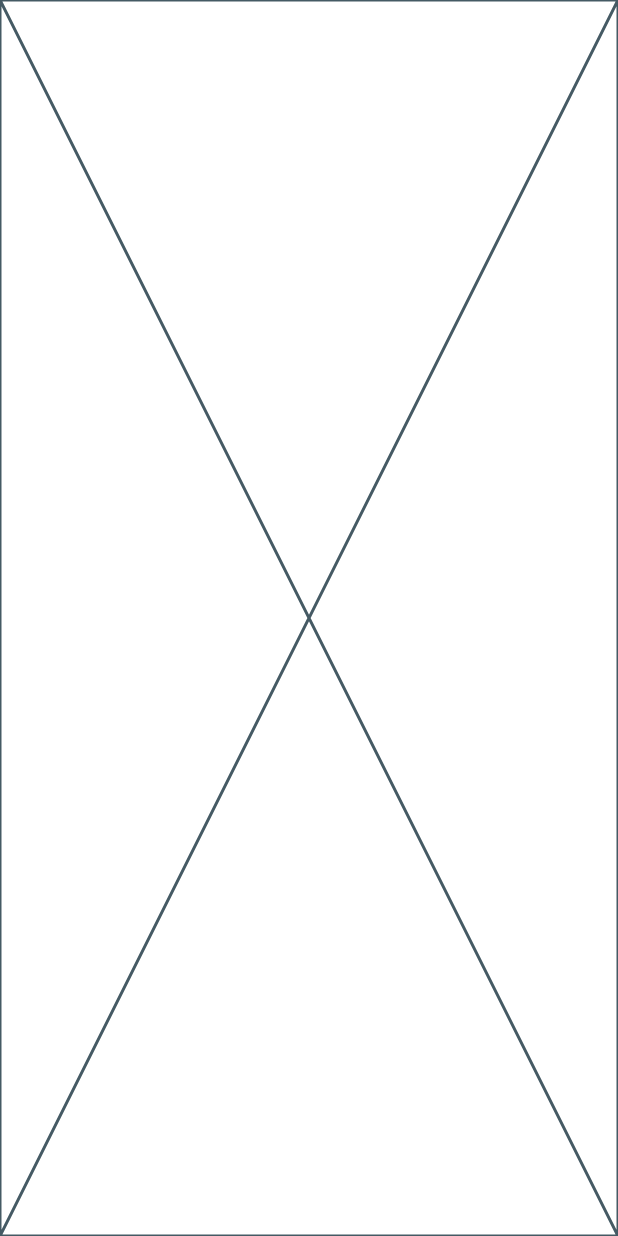
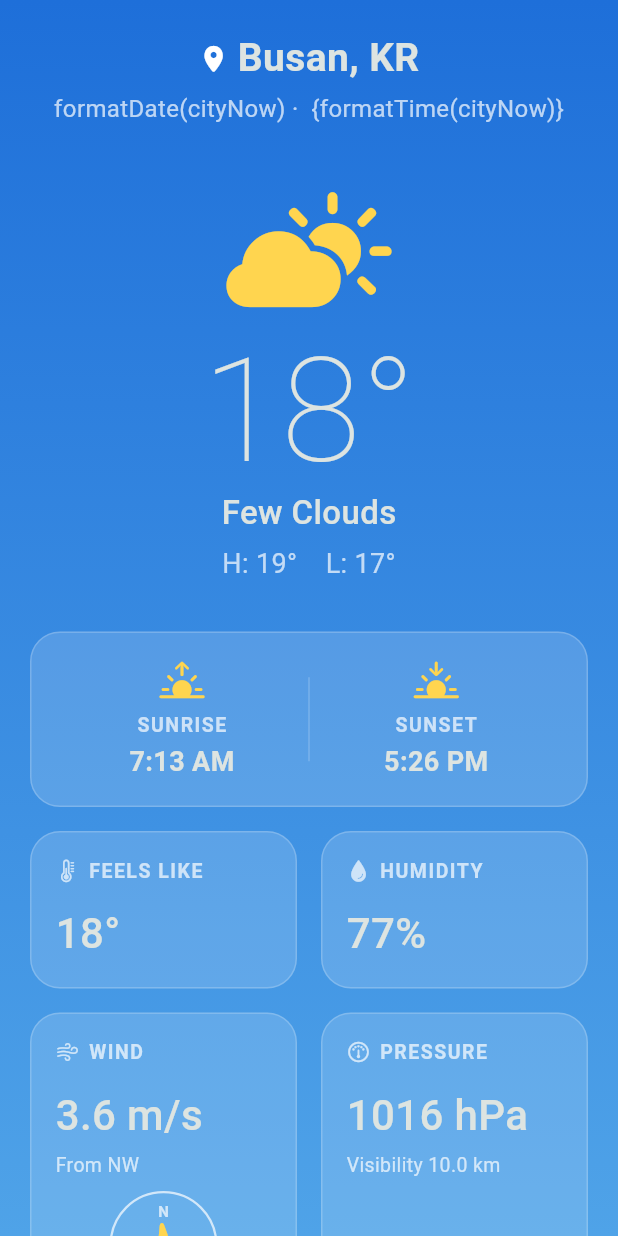
Before and after one commit to Rupeshd/weather_app, a Flutter app: the screen it shows after launch, on a phone screen of 412 x 824 dp. Run offline on Flutter 3.47's test engine with Material 3 defaults, Android fonts, the phone set to English and light mode, and no system bars.

Commit message:
added some files

```diff
--- /dev/null
+++ b/lib/data/sample_weather.dart
@@ -0,0 +1,26 @@
+import 'package:wether_app/models/weather_data.dart';
+
+
+
+/// Fake data so we can design the screen before we connect to the internet.
+/// (DateTime cannot be `const`, so this is `final`.)
+final WeatherData sampleWeather = WeatherData(
+ city: 'Busan',
+ country: 'KR',
+ conditionId: 801,
+ description: 'few clouds',
+ iconCode: '02d',
+ temperature: 18.4,
+ feelsLike: 17.9,
+ tempMin: 17.0,
+ tempMax: 19.2,
+ humidity: 77,
+ pressure: 1016,
+ visibility: 10000,
+ windSpeed: 3.6,
+ windDeg: 320,
+ sunrise: DateTime.utc(2026, 11, 22, 22, 13), // = 7:13 AM in Korea
+ sunset: DateTime.utc(2026, 11, 23, 8, 26), // = 5:26 PM in Korea
+ updatedAt: DateTime.now().toUtc(),
+ timezoneOffset: 32400, // +9 hours, in seconds
+);
--- a/lib/main.dart
+++ b/lib/main.dart
@@ -1,19 +1,24 @@
 import 'package:flutter/material.dart';
-
+import 'package:wether_app/data/sample_weather.dart';
+import 'package:wether_app/screens/weather_screen.dart';
 void main() {
-  runApp(const Weatherapp());
+ runApp(const WeatherApp());
 }
-
-class Weatherapp extends StatefulWidget {
-  const new({super.key});
-
-  @override
-  State<Weatherapp> createState() => _WeatherappState();
+class WeatherApp extends StatelessWidget {
+ const WeatherApp({super.key});
+ @override
+ Widget build(BuildContext context) {
+   return MaterialApp(
+     title: 'Weather',
+     debugShowCheckedModeBanner: false,
+     theme: ThemeData(
+       brightness: Brightness.dark,
+       colorSchemeSeed: Colors.teal,
+       useMaterial3: true,
+     ),
+     // Part 1: show the screen with fake data.
+     // Part 2: this becomes `const LoadingScreen()`.
+     home: WeatherScreen(weather: sampleWeather),
+   );
+ }
 }
-
-class _WeatherappState extends State<Weatherapp> {
-  @override
-  Widget build(BuildContext context) {
-    return const Placeholder();
-  }
-}
--- a/lib/models/weather_data.dart
+++ b/lib/models/weather_data.dart
@@ -0,0 +1,59 @@
+/// One snapshot of the current weather for a place.
+///
+/// Every field is `final`: once we have the data we never change it.
+/// To show new weather we simply create a new WeatherData object.
+class WeatherData {
+ const WeatherData({
+   required this.city,
+   required this.country,
+   required this.conditionId,
+   required this.description,
+  required this.iconCode,
+   required this.temperature,
+   required this.feelsLike,
+   required this.tempMin,
+   required this.tempMax,
+   required this.humidity,
+   required this.pressure,
+   required this.visibility,
+   required this.windSpeed,
+   required this.windDeg,
+   required this.sunrise,
+   required this.sunset,
+   required this.updatedAt,
+   required this.timezoneOffset,
+ });
+
+
+ final String city;
+ final String country;
+ final int conditionId; // e.g. 500 = light rain, 800 = clear sky
+ final String description; // e.g. "light rain"
+ final String iconCode; // e.g. "10d" (d = day, n = night)
+ final double temperature; // °C
+ final double feelsLike; // °C
+ final double tempMin; // °C
+ final double tempMax; // °C
+ final int humidity; // %
+ final int pressure; // hPa
+ final int visibility; // metres
+ final double windSpeed; // m/s
+ final int windDeg; // direction the wind comes FROM, 0 = north
+ final DateTime sunrise; // UTC
+ final DateTime sunset; // UTC
+  final DateTime updatedAt; // UTC
+ final int timezoneOffset; // seconds from UTC, e.g. 32400 for Korea (+9h)
+
+
+ // Step 4 adds:  factory WeatherData.fromJson(Map<String, dynamic> json)
+
+
+ /// Converts a UTC time to the clock time *in this city*
+ /// (not in the phone's time zone).
+ DateTime toCityTime(DateTime utcTime) =>
+     utcTime.toUtc().add(Duration(seconds: timezoneOffset));
+
+
+ /// The OpenWeather icon code ends with "d" in daytime and "n" at night.
+ bool get isDay => iconCode.endsWith('d');
+}
--- a/lib/screens/weather_screen.dart
+++ b/lib/screens/weather_screen.dart
@@ -0,0 +1,86 @@
+import 'package:flutter/cupertino.dart';
+import 'package:flutter/material.dart';
+import 'package:wether_app/models/weather_data.dart';
+import 'package:wether_app/utilities/constants.dart';
+import 'package:wether_app/utilities/formatters.dart';
+import 'package:wether_app/widgets/current_weather_header.dart';
+import 'package:wether_app/widgets/gradient_background.dart';
+import 'package:wether_app/widgets/info_tile.dart';
+import 'package:wether_app/widgets/sun_times_card.dart';
+import 'package:wether_app/widgets/wind_compass.dart';
+// Checkpoint version: shows the data it receives.
+// Part 3 adds: colours by weather, refresh, search and error messages.
+class WeatherScreen extends StatelessWidget {
+ const WeatherScreen({super.key, required this.weather});
+ final WeatherData weather;
+ @override
+ Widget build(BuildContext context) {
+   final WeatherData w = weather;
+   return Scaffold(
+     body: GradientBackground(
+       colors: const [Color(0xFF1E6FD9), Color(0xFF4FA3E8)],
+       child: SafeArea(
+         child: ListView(
+           padding: const EdgeInsets.all(kScreenPadding),
+           children: [
+             CurrentWeatherHeader(weather: w),
+             const SizedBox(height: 32.0),
+             SunTimesCard(
+               sunrise: w.toCityTime(w.sunrise),
+               sunset: w.toCityTime(w.sunset),
+             ),
+             const SizedBox(height: kGap),
+             _TileRow(
+               left: InfoTile(
+                 icon: CupertinoIcons.thermometer,
+                 label: 'Feels like',
+                 value: '${w.feelsLike.round()}°',
+               ),
+               right: InfoTile(
+                 icon: CupertinoIcons.drop_fill,
+                 label: 'Humidity',
+                 value: '${w.humidity}%',
+               ),
+             ),
+             const SizedBox(height: kGap),
+             _TileRow(
+               left: InfoTile(
+                 icon: CupertinoIcons.wind,
+                 label: 'Wind',
+                 value: '${w.windSpeed.toStringAsFixed(1)} m/s',
+                 caption: 'From ${compassDirection(w.windDeg)}',
+                 trailing: WindCompass(degrees: w.windDeg),
+               ),
+               right: InfoTile(
+                 icon: CupertinoIcons.gauge,
+                 label: 'Pressure',
+                 value: '${w.pressure} hPa',
+                 caption: 'Visibility ${(w.visibility / 1000).toStringAsFixed(1)} km',
+               ),
+             ),
+              ],
+         ),
+       ),
+     ),
+   );
+ }
+}
+/// Two tiles side by side with the same height.
+class _TileRow extends StatelessWidget {
+ const _TileRow({required this.left, required this.right});
+ final Widget left;
+ final Widget right;
+ @override
+ Widget build(BuildContext context) {
+   return IntrinsicHeight(
+     child: Row(
+       crossAxisAlignment: CrossAxisAlignment.stretch,
+       children: [
+         Expanded(child: left),
+         const SizedBox(width: kGap),
+         Expanded(child: right),
+       ],
+     ),
+   );
+ }
+}
--- /dev/null
+++ b/lib/utilities/constants.dart
@@ -0,0 +1,51 @@
+import 'package:flutter/material.dart';
+
+
+// Shared styles, just like `data.dart` in the BMI Calculator project.
+
+
+const Color kCardColor = Color(0x26FFFFFF); // white at 15% opacity ("glass")
+const Color kSecondaryTextColor = Color(0xB3FFFFFF); // white at 70% opacity
+const Color kSunColor = Color(0xFFFFD54F);
+const double kCardRadius = 20.0;
+const double kScreenPadding = 20.0;
+const double kGap = 16.0;
+
+
+const TextStyle kCityTextStyle = TextStyle(
+ fontSize: 26.0,
+ fontWeight: FontWeight.bold,
+);
+
+
+const TextStyle kTemperatureTextStyle = TextStyle(
+ fontSize: 96.0,
+ fontWeight: FontWeight.w200,
+ height: 1.0,
+);
+
+
+const TextStyle kDescriptionTextStyle = TextStyle(
+ fontSize: 22.0,
+ fontWeight: FontWeight.w500,
+);
+
+
+const TextStyle kSubtitleTextStyle = TextStyle(
+ fontSize: 16.0,
+  color: kSecondaryTextColor,
+);
+
+
+const TextStyle kCardLabelStyle = TextStyle(
+ fontSize: 13.0,
+ fontWeight: FontWeight.w600,
+ letterSpacing: 1.0,
+ color: kSecondaryTextColor,
+);
+
+
+const TextStyle kCardValueStyle = TextStyle(
+ fontSize: 28.0,
+ fontWeight: FontWeight.w500,
+);
--- /dev/null
+++ b/lib/utilities/formatters.dart
@@ -0,0 +1,33 @@
+// Small helper functions that turn raw values into text for the UI.
+// They are plain Dart (no Flutter), so they are easy to unit-test.
+/// "light rain" -> "Light Rain". Safe for empty strings.
+String capitalizeWords(String text) {
+ return text
+     .split(' ')
+     .where((word) => word.isNotEmpty)
+     .map((word) => word[0].toUpperCase() + word.substring(1).toLowerCase())
+     .join(' ');
+}
+/// 17:05 -> "5:05 PM", 0:30 -> "12:30 AM".
+String formatTime(DateTime time) {
+ final int hour = time.hour % 12 == 0 ? 12 : time.hour % 12;
+ final String minute = time.minute.toString().padLeft(2, '0');
+ final String period = time.hour < 12 ? 'AM' : 'PM';
+ return '$hour:$minute $period';
+}
+const List<String> _weekdays = ['Mon', 'Tue', 'Wed', 'Thu', 'Fri', 'Sat', 'Sun'];
+const List<String> _months = [
+ 'Jan', 'Feb', 'Mar', 'Apr', 'May', 'Jun',
+ 'Jul', 'Aug', 'Sep', 'Oct', 'Nov', 'Dec',
+];
+/// -> "Mon, 23 Nov"
+String formatDate(DateTime date) {
+ // DateTime.weekday is 1 (Monday) ... 7 (Sunday); month is 1 ... 12.
+ return '${_weekdays[date.weekday - 1]}, ${date.day} ${_months[date.month - 1]}';
+}
+/// Wind degrees (0-360) -> compass point, e.g. 315 -> "NW".
+String compassDirection(int degrees) {
+ const List<String> points = ['N', 'NE', 'E', 'SE', 'S', 'SW', 'W', 'NW'];
+ final int index = ((degrees % 360) / 45).round() % 8;
+ return points[index];
+}
--- /dev/null
+++ b/lib/widgets/current_weather_header.dart
@@ -0,0 +1,55 @@
+import 'package:flutter/cupertino.dart';
+import 'package:flutter/material.dart';
+import 'package:wether_app/models/weather_data.dart';
+import 'package:wether_app/utilities/constants.dart';
+import 'package:wether_app/utilities/formatters.dart';
+/// The top of the screen: city, date, big icon, temperature, description, H/L.
+class CurrentWeatherHeader extends StatelessWidget {
+ const CurrentWeatherHeader({super.key, required this.weather});
+ final WeatherData weather;
+ @override
+ Widget build(BuildContext context) {
+   final String place = weather.country.isEmpty
+       ? weather.city
+       : '${weather.city}, ${weather.country}';
+   final DateTime cityNow = weather.toCityTime(DateTime.now().toUtc());
+   return Column(
+     children: [
+       Row(
+         mainAxisAlignment: MainAxisAlignment.center,
+         children: [
+           const Icon(CupertinoIcons.location_solid, size: 20.0),
+           const SizedBox(width: 6.0),
+           Flexible(
+             child: Text(
+               place,
+               style: kCityTextStyle,
+               overflow: TextOverflow.ellipsis,
+               ),
+           ),
+         ],
+       ),
+       const SizedBox(height: 4.0),
+       Text(
+         'formatDate(cityNow) ·  {formatTime(cityNow)}',
+         style: kSubtitleTextStyle,
+       ),
+       const SizedBox(height: 24.0),
+       Icon(
+         CupertinoIcons.cloud_sun_fill, // Step 6 picks the icon from weather.iconCode
+         size: 110.0,
+         color: weather.isDay ? kSunColor : Colors.white,
+       ),
+       const SizedBox(height: 8.0),
+       Text('${weather.temperature.round()}°', style: kTemperatureTextStyle),
+       const SizedBox(height: 4.0),
+       Text(capitalizeWords(weather.description), style: kDescriptionTextStyle),
+       const SizedBox(height: 6.0),
+       Text(
+         'H: ${weather.tempMax.round()}°    L: ${weather.tempMin.round()}°',
+         style: kSubtitleTextStyle.copyWith(fontSize: 18.0),
+       ),
+     ],
+   );
+ }
+}
--- /dev/null
+++ b/lib/widgets/glass_card.dart
@@ -0,0 +1,19 @@
+import 'package:flutter/material.dart';
+import 'package:wether_app/utilities/constants.dart';
+/// A rounded, see-through card. Same idea as Container in the BMI Calculator.
+class GlassCard extends StatelessWidget {
+ const GlassCard({super.key, required this.child});
+ final Widget child;
+ @override
+ Widget build(BuildContext context) {
+   return Container(
+     padding: const EdgeInsets.all(16.0),
+     decoration: BoxDecoration(
+       color: kCardColor,
+       borderRadius: BorderRadius.circular(kCardRadius),
+       border: Border.all(color: const Color(0x33FFFFFF)),
+     ),
+     child: child,
+   );
+ }
+}
--- /dev/null
+++ b/lib/widgets/gradient_background.dart
@@ -0,0 +1,22 @@
+import 'package:flutter/material.dart';
+/// Fills the screen with a top-to-bottom gradient.
+/// When [colors] change, the background fades smoothly to the new colours.
+class GradientBackground extends StatelessWidget {
+ const GradientBackground({super.key, required this.colors, required this.child});
+ final List<Color> colors;
+ final Widget child;
+ @override
+ Widget build(BuildContext context) {
+   return AnimatedContainer(
+     duration: const Duration(milliseconds: 800),
+     decoration: BoxDecoration(
+       gradient: LinearGradient(
+         begin: Alignment.topCenter,
+         end: Alignment.bottomCenter,
+         colors: colors,
+       ),
+     ),
+     child: child,
+   );
+ }
+}
--- /dev/null
+++ b/lib/widgets/info_tile.dart
@@ -0,0 +1,55 @@
+import 'package:flutter/material.dart';
+import 'package:wether_app/utilities/constants.dart';
+import 'package:wether_app/widgets/glass_card.dart';
+/// A small card: icon + LABEL on top, a big value, and an
+/// ///
+///   🌡 FEELS LIKE
+///   18°
+///   Wind makes it feel colder
+class InfoTile extends StatelessWidget {
+ const InfoTile({
+   super.key,
+   required this.icon,
+   required this.label,
+   required this.value,
+   this.caption,
+   this.trailing,
+ });
+ final IconData icon;
+ final String label;
+ final String value;
+ final String? caption; // optional
+ final Widget? trailing; // optional extra widget, e.g. a compass
+ @override
+ Widget build(BuildContext context) {
+   return GlassCard(
+     child: Column(
+       crossAxisAlignment: CrossAxisAlignment.start,
+       children: [
+         Row(
+           children: [
+             Icon(icon, size: 16.0, color: kSecondaryTextColor),
+             const SizedBox(width: 6.0),
+             Text(label.toUpperCase(), style: kCardLabelStyle),
+           ],
+         ),
+         const SizedBox(height: 12.0),
+         // FittedBox shrinks long values so they never overflow on small phones.
+         FittedBox(
+           fit: BoxFit.scaleDown,
+           alignment: Alignment.centerLeft,
+           child: Text(value, style: kCardValueStyle),
+         ),
+         if (caption != null) ...[
+           const SizedBox(height: 4.0),
+           Text(caption!, style: kSubtitleTextStyle.copyWith(fontSize: 13.0)),
+         ],
+         if (trailing != null) ...[
+           const SizedBox(height: 8.0),
+           Center(child: trailing!),
+         ],
+       ],
+     ),
+   );
+ }
+}
--- /dev/null
+++ b/lib/widgets/sun_times_card.dart
@@ -0,0 +1,60 @@
+import 'package:flutter/cupertino.dart';
+import 'package:flutter/material.dart';
+import 'package:wether_app/utilities/constants.dart';
+import 'package:wether_app/utilities/formatters.dart';
+import 'package:wether_app/widgets/glass_card.dart';
+
+
+/// Sunrise | Sunset, side by side.
+class SunTimesCard extends StatelessWidget {
+ const SunTimesCard({super.key, required this.sunrise, required
+ this.sunset});
+ /// Both times must already be converted to the city's local time.
+ final DateTime sunrise;
+ final DateTime sunset;
+ @override
+ Widget build(BuildContext context) {
+   return GlassCard(
+     child: Row(
+       children: [
+         Expanded(
+           child: _SunTime(
+             icon: CupertinoIcons.sunrise_fill,
+             label: 'Sunrise',
+             time: sunrise,
+           ),
+         ),
+         Container(width: 1.0, height: 56.0, color: const Color(0x33FFFFFF)),
+         Expanded(
+           child: _SunTime(
+             icon: CupertinoIcons.sunset_fill,
+             label: 'Sunset',
+             time: sunset,
+           ),
+         ),
+       ],
+     ),
+   );
+ }
+}
+class _SunTime extends StatelessWidget {
+ const _SunTime({required this.icon, required this.label, required this.time});
+ final IconData icon;
+ final String label;
+ final DateTime time;
+ @override
+ Widget build(BuildContext context) {
+   return Column(
+     children: [
+       Icon(icon, color: kSunColor, size: 30.0),
+       const SizedBox(height: 6.0),
+       Text(label.toUpperCase(), style: kCardLabelStyle),
+       const SizedBox(height: 2.0),
+       Text(
+         formatTime(time),
+         style: const TextStyle(fontSize: 18.0, fontWeight: FontWeight.w600),
+       ),
+     ],
+   );
+ }
+}
--- /dev/null
+++ b/lib/widgets/wind_compass.dart
@@ -0,0 +1,64 @@
+import 'dart:math' as math;
+import 'package:flutter/cupertino.dart';
+import 'package:wether_app/utilities/constants.dart';
+/// A small compass with an arrow that shows where the wind is blowing TO.
+///
+/// OpenWeather gives the direction the wind comes FROM (0° = from the north).
+/// The arrow points the opposite way, so we add 180°.
+class WindCompass extends StatelessWidget {
+ const WindCompass({super.key, required this.degrees, this.size = 72.0});
+ final int degrees;
+ final double size;
+ @override
+ Widget build(BuildContext context) {
+   // Transform.rotate needs radians: radians = degrees * pi / 180
+   final double angle = (degrees + 180) * math.pi / 180;
+   return SizedBox(
+     width: size,
+     height: size,
+     child: Stack(
+       alignment: Alignment.center,
+       children: [
+         // The ring
+         Positioned.fill(
+           child: DecoratedBox(
+             decoration: BoxDecoration(
+               shape: BoxShape.circle,
+               border: Border.all(color: kSecondaryTextColor, width: 1.5),
+             ),
+           ),
+         ),
+         // N, E, S, W letters
+         const Align(alignment: Alignment(0, -0.78), child: _Letter('N')),
+         const Align(alignment: Alignment(0.78, 0), child: _Letter('E')),
+         const Align(alignment: Alignment(0, 0.78), child: _Letter('S')),
+         const Align(alignment: Alignment(-0.78, 0), child: _Letter('W')),
+         // The arrow
+         Transform.rotate(
+           angle: angle,
+           child: Icon(
+             CupertinoIcons.location_north_fill,
+             size: size * 0.38,
+             color: kSunColor,
+           ),
+         ),
+       ],
+     ),
+   );
+ }
+}
+class _Letter extends StatelessWidget {
+ const _Letter(this.text);
+ final String text;
+ @override
+ Widget build(BuildContext context) {
+   return Text(
+     text,
+     style: const TextStyle(
+       fontSize: 10.0,
+       fontWeight: FontWeight.bold,
+       color: kSecondaryTextColor,
+     ),
+   );
+ }
+}
```
